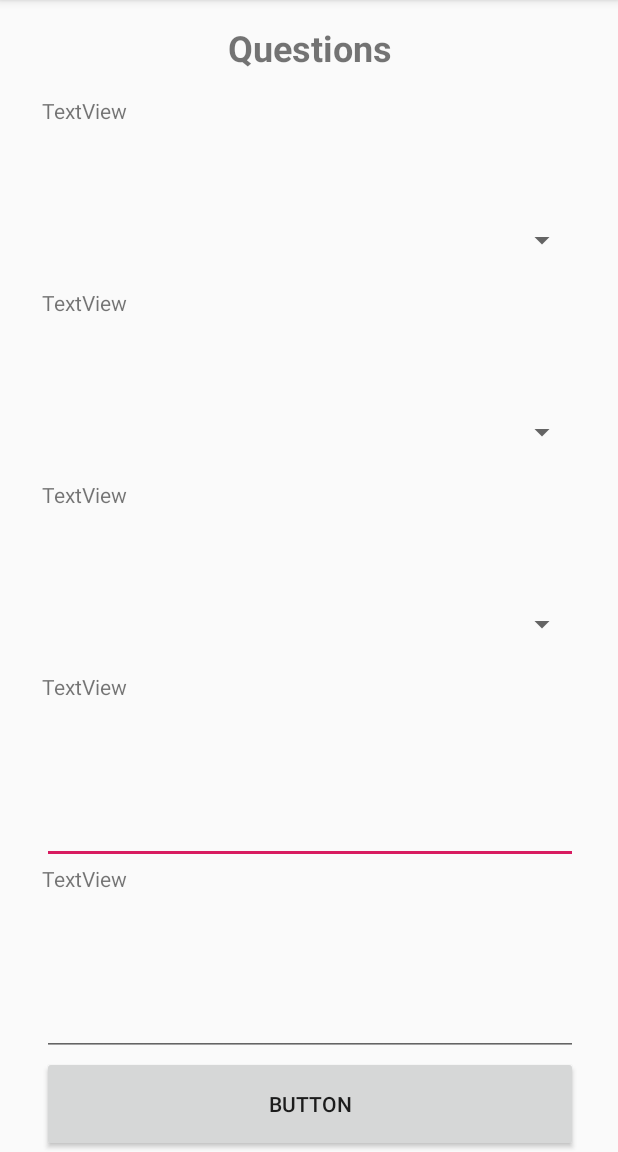
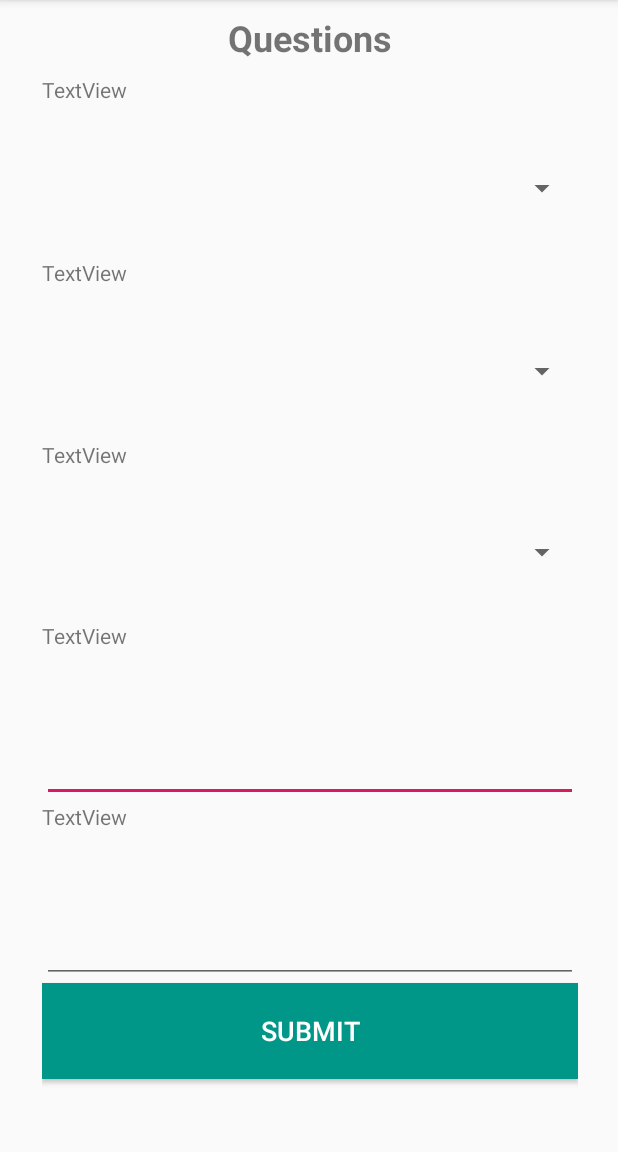
Before and after one commit to Milinda1313/DiabApp, an Android app: the QuestionsScreen screen opened directly, with no data from a screen before it, on a phone screen of 412 x 824 dp, the part 84-1236 px from its top. Run offline under Robolectric (Android 15) with nearby library versions, the phone set to English and light mode, and no system bars.

Commit message:
added navigation paths

```diff
--- a/app/src/main/res/layout/activity_patient_details_second.xml
+++ b/app/src/main/res/layout/activity_patient_details_second.xml
@@ -137,7 +137,7 @@
                 android:layout_weight="1.05" />
 
             <Button
-                android:id="@+id/button"
+                android:id="@+id/aPatientDetailsNext"
                 android:layout_width="match_parent"
                 android:layout_height="match_parent"
                 android:layout_weight="1"
--- a/app/src/main/res/layout/activity_questions_screen.xml
+++ b/app/src/main/res/layout/activity_questions_screen.xml
@@ -28,7 +28,7 @@
                 android:id="@+id/textView6"
                 android:layout_width="match_parent"
                 android:layout_height="match_parent"
-                android:layout_weight="1"
+                android:layout_weight="1.02"
                 android:foregroundGravity="center"
                 android:gravity="center"
                 android:text="Questions"
@@ -39,53 +39,53 @@
                 android:id="@+id/textView7"
                 android:layout_width="match_parent"
                 android:layout_height="match_parent"
-                android:layout_weight="1"
+                android:layout_weight="1.05"
                 android:text="TextView" />
 
             <Spinner
                 android:id="@+id/spinner"
                 android:layout_width="match_parent"
                 android:layout_height="match_parent"
-                android:layout_weight="1" />
+                android:layout_weight="0.96" />
 
             <TextView
                 android:id="@+id/textView8"
                 android:layout_width="match_parent"
                 android:layout_height="match_parent"
-                android:layout_weight="1"
+                android:layout_weight="1.05"
                 android:text="TextView" />
 
             <Spinner
                 android:id="@+id/spinner2"
                 android:layout_width="match_parent"
                 android:layout_height="match_parent"
-                android:layout_weight="1" />
+                android:layout_weight="0.96" />
 
             <TextView
                 android:id="@+id/textView9"
                 android:layout_width="match_parent"
                 android:layout_height="match_parent"
-                android:layout_weight="1"
+                android:layout_weight="1.05"
                 android:text="TextView" />
 
             <Spinner
                 android:id="@+id/spinner3"
                 android:layout_width="match_parent"
                 android:layout_height="match_parent"
-                android:layout_weight="1" />
+                android:layout_weight="0.96" />
 
             <TextView
                 android:id="@+id/textView10"
                 android:layout_width="match_parent"
                 android:layout_height="match_parent"
-                android:layout_weight="1"
+                android:layout_weight="1.05"
                 android:text="TextView" />
 
             <EditText
                 android:id="@+id/editText"
                 android:layout_width="match_parent"
                 android:layout_height="match_parent"
-                android:layout_weight="1"
+                android:layout_weight="0.96"
                 android:ems="10"
                 android:gravity="start|top"
                 android:inputType="textMultiLine" />
@@ -94,14 +94,14 @@
                 android:id="@+id/textView11"
                 android:layout_width="match_parent"
                 android:layout_height="match_parent"
-                android:layout_weight="1"
+                android:layout_weight="1.05"
                 android:text="TextView" />
 
             <EditText
                 android:id="@+id/editText5"
                 android:layout_width="match_parent"
                 android:layout_height="match_parent"
-                android:layout_weight="1"
+                android:layout_weight="0.96"
                 android:ems="10"
                 android:gravity="start|top"
                 android:inputType="textMultiLine" />
@@ -111,7 +111,10 @@
                 android:layout_width="match_parent"
                 android:layout_height="match_parent"
                 android:layout_weight="1"
-                android:text="Button" />
+                android:background="#009688"
+                android:text="Submit"
+                android:textColor="@color/cardview_light_background"
+                android:textSize="18sp" />
         </LinearLayout>
 
         <Space
```
Also changed, not shown: app/src/main/java/com/example/diabapp/PatientDetailsSecond.java (+32 -8 lines).
